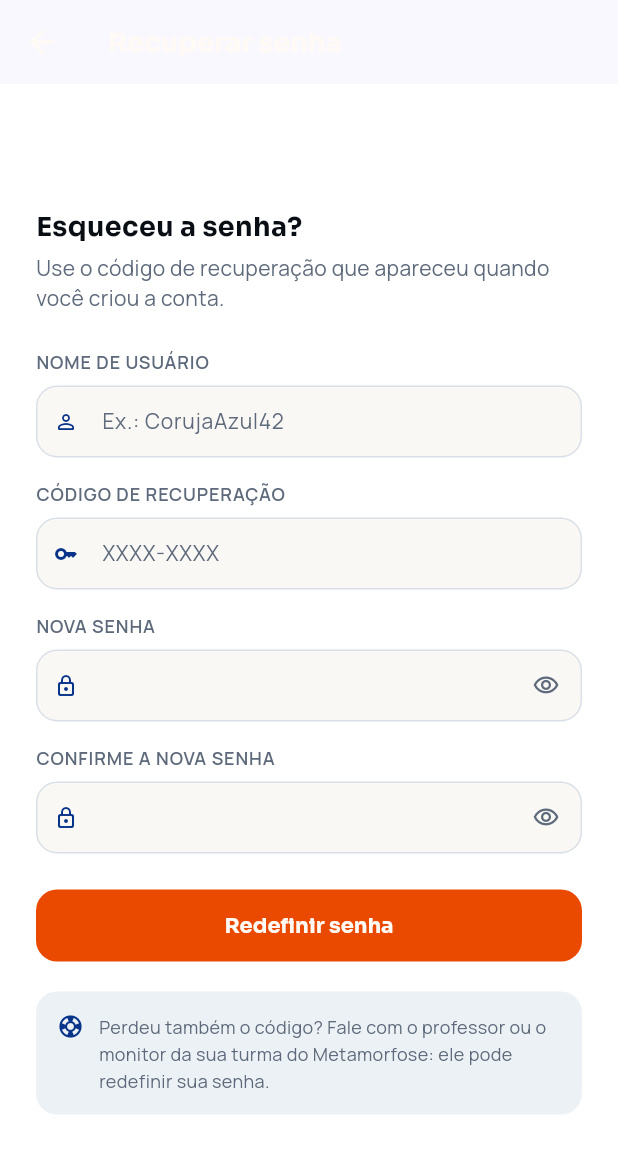
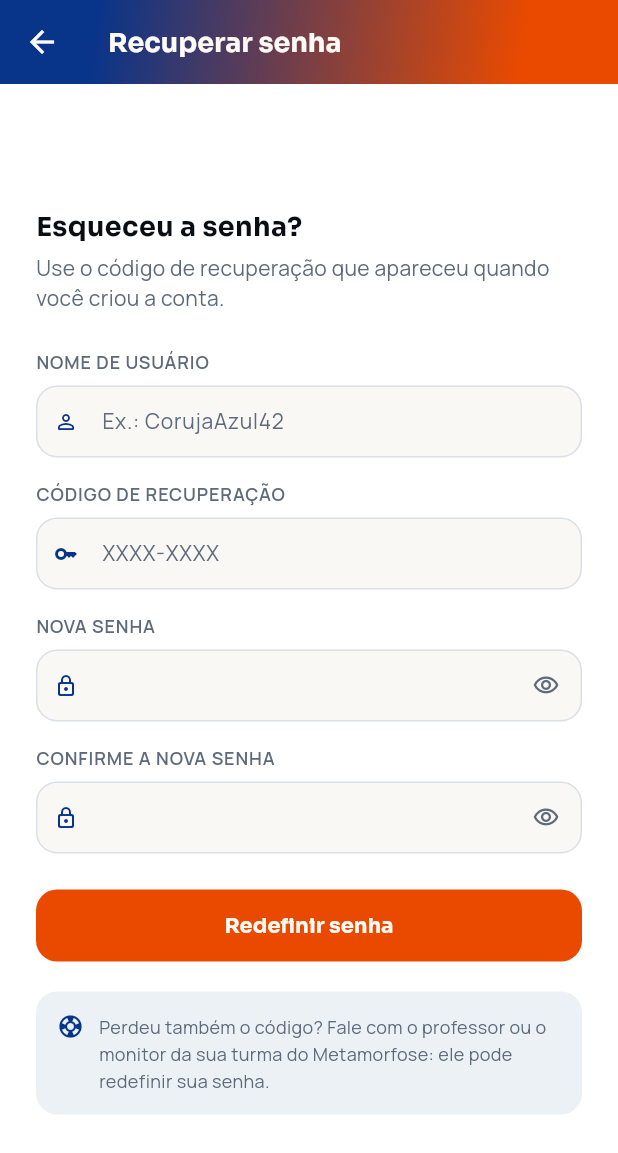
Before and after one commit to gostislavtx/jornadatech, a Flutter app: the screen it shows after launch, after a tap on "Esqueci minha senha", on a phone screen of 412 x 824 dp. Shown: the top 1153 px of the screen. Run offline on Flutter 3.47's test engine with Material 3 defaults, Android fonts, the phone set to English and light mode, and no system bars; our stand-ins replace flutter_native_splash.

Commit message:
fix(login): barra superior das telas de conta sem degradê
Em 'Criar conta' e 'Recuperar senha' a barra ficava clara, com a seta
de voltar e o título brancos quase invisíveis. Agora o degradê ocupa a
barra toda, com fundo azul de garantia.

```diff
--- a/lib/login/auth_scaffold.dart
+++ b/lib/login/auth_scaffold.dart
@@ -26,8 +26,15 @@ class AuthScaffold extends StatelessWidget {
         title: Text(title,
             style: AppText.sora(18, color: AppColors.onPrimary)),
         foregroundColor: AppColors.onPrimary,
-        flexibleSpace: const DecoratedBox(
-          decoration: BoxDecoration(gradient: AppColors.headerGradient),
+        iconTheme: const IconThemeData(color: AppColors.onPrimary),
+        // Fundo azul de garantia: se o degradê não for desenhado, o texto e a
+        // seta brancos continuam legíveis.
+        backgroundColor: AppColors.blue,
+        surfaceTintColor: Colors.transparent,
+        flexibleSpace: const SizedBox.expand(
+          child: DecoratedBox(
+            decoration: BoxDecoration(gradient: AppColors.headerGradient),
+          ),
         ),
       ),
       body: Center(
```
